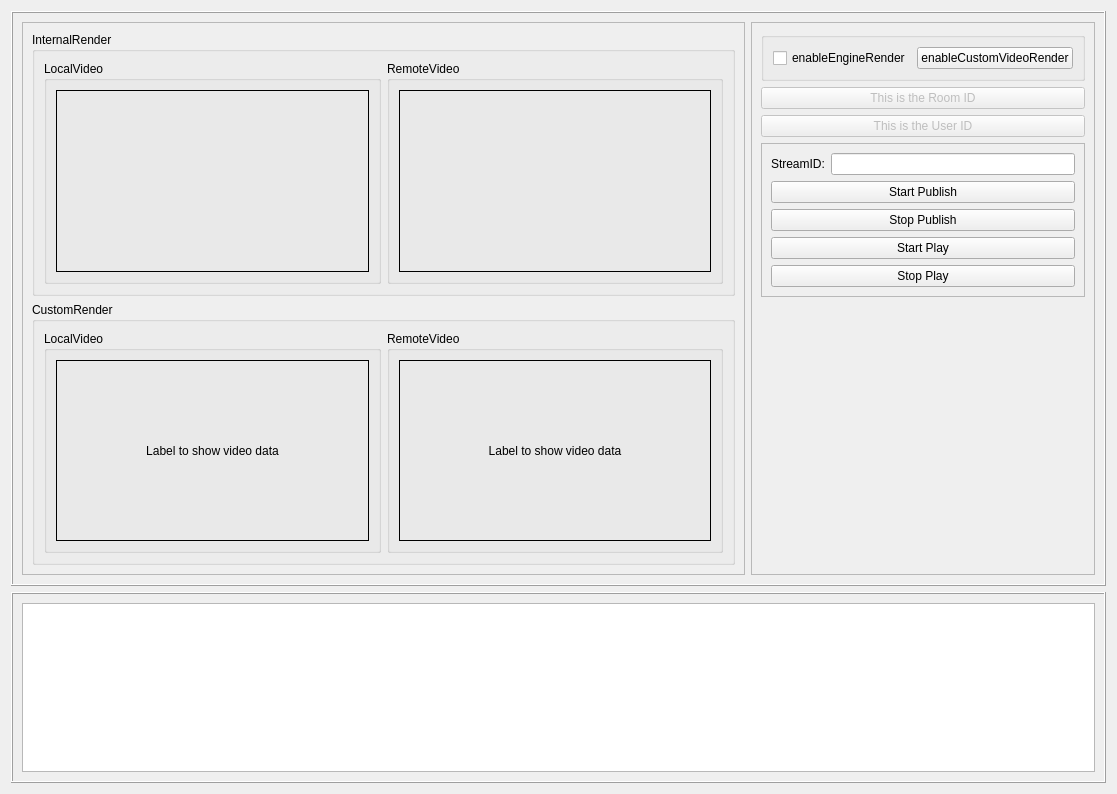
Above: video/src/CustomVideoRender/ZegoCustomVideoRenderDemo.ui from zegoim/zego-express-example-topics-cpp before the change. Below: the same form after it.
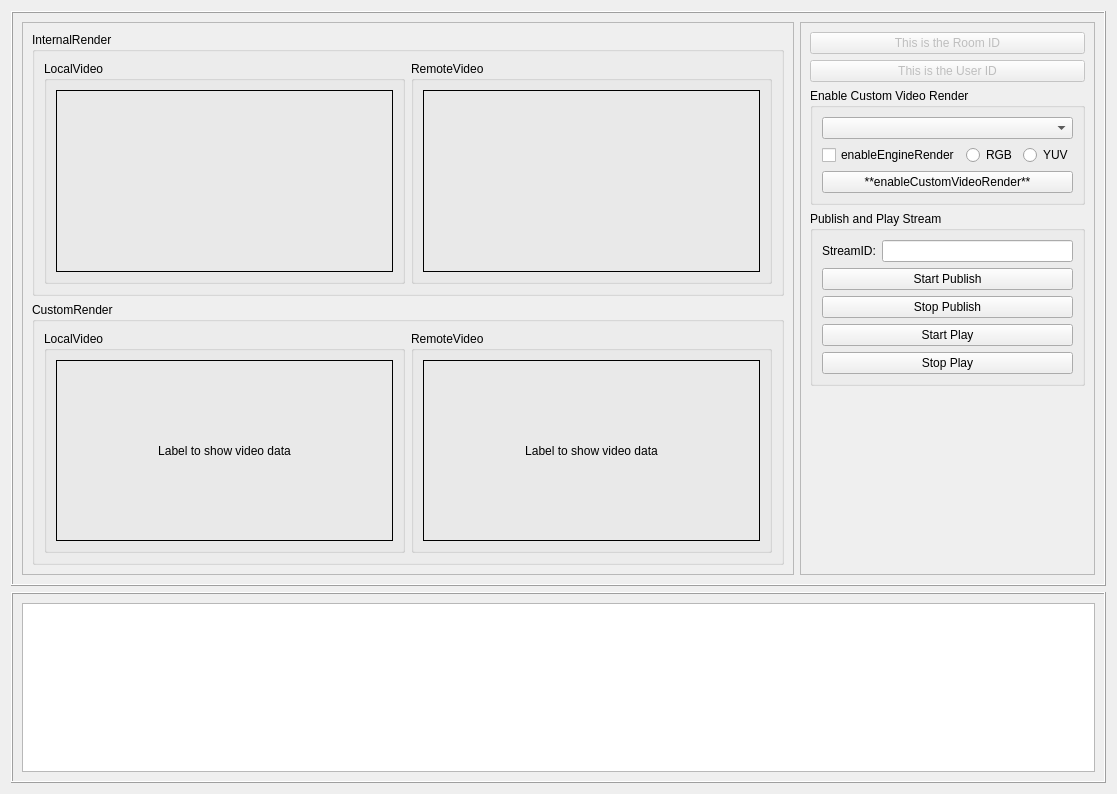
That is the form after the change.

Commit message: update to support zego—express 1.11.0

Diff of the .ui file:
```diff
--- a/video/src/CustomVideoRender/ZegoCustomVideoRenderDemo.ui
+++ b/video/src/CustomVideoRender/ZegoCustomVideoRenderDemo.ui
@@ -174,29 +174,6 @@
          <enum>QFrame::Raised</enum>
         </property>
         <layout class="QVBoxLayout" name="verticalLayout_3">
-         <item>
-          <widget class="QGroupBox" name="groupBox_2">
-           <property name="title">
-            <string/>
-           </property>
-           <layout class="QHBoxLayout" name="horizontalLayout">
-            <item>
-             <widget class="QCheckBox" name="checkBox_enableEngineRender">
-              <property name="text">
-               <string>enableEngineRender</string>
-              </property>
-             </widget>
-            </item>
-            <item>
-             <widget class="QPushButton" name="pushButton_enableCustomVideoRender">
-              <property name="text">
-               <string>enableCustomVideoRender</string>
-              </property>
-             </widget>
-            </item>
-           </layout>
-          </widget>
-         </item>
          <item>
           <widget class="QPushButton" name="pushButton_roomID">
            <property name="enabled">
@@ -218,12 +195,57 @@
           </widget>
          </item>
          <item>
-          <widget class="QFrame" name="frame_4">
-           <property name="frameShape">
-            <enum>QFrame::StyledPanel</enum>
+          <widget class="QGroupBox" name="groupBox_2">
+           <property name="title">
+            <string>Enable Custom Video Render </string>
            </property>
-           <property name="frameShadow">
-            <enum>QFrame::Raised</enum>
+           <layout class="QVBoxLayout" name="verticalLayout_5">
+            <item>
+             <widget class="QComboBox" name="comboBox_bufferType"/>
+            </item>
+            <item>
+             <layout class="QHBoxLayout" name="horizontalLayout_5">
+              <item>
+               <widget class="QCheckBox" name="checkBox_enableEngineRender">
+                <property name="text">
+                 <string>enableEngineRender</string>
+                </property>
+               </widget>
+              </item>
+              <item>
+               <layout class="QHBoxLayout" name="horizontalLayout">
+                <item>
+                 <widget class="QRadioButton" name="radioButton_rgbSeries">
+                  <property name="text">
+                   <string>RGB</string>
+                  </property>
+                 </widget>
+                </item>
+                <item>
+                 <widget class="QRadioButton" name="radioButton_yuvSeries">
+                  <property name="text">
+                   <string>YUV</string>
+                  </property>
+                 </widget>
+                </item>
+               </layout>
+              </item>
+             </layout>
+            </item>
+            <item>
+             <widget class="QPushButton" name="pushButton_enableCustomVideoRender">
+              <property name="text">
+               <string>**enableCustomVideoRender**</string>
+              </property>
+             </widget>
+            </item>
+           </layout>
+          </widget>
+         </item>
+         <item>
+          <widget class="QGroupBox" name="groupBox_4">
+           <property name="title">
+            <string>Publish and Play Stream</string>
            </property>
            <layout class="QFormLayout" name="formLayout_2">
             <item row="0" column="0">
```
The commit also changes 37 other files.
